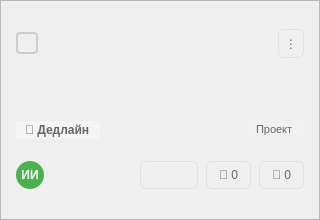
Above: task_card.ui from lerakaplich/TaskPlanner2 before the change. Below: the same form after it.
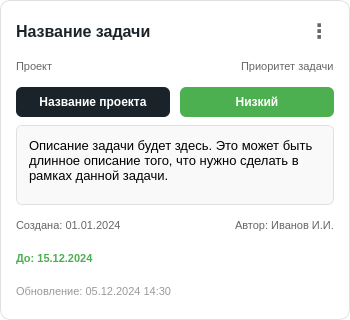
That is the form after the change.

Diff of the .ui file:
```diff
--- a/task_card.ui
+++ b/task_card.ui
@@ -1,32 +1,38 @@
 <?xml version="1.0" encoding="UTF-8"?>
 <ui version="4.0">
- <class>TaskCardUI</class>
- <widget class="QFrame" name="TaskCardUI">
+ <class>TaskCard</class>
+ <widget class="QFrame" name="TaskCard">
   <property name="geometry">
    <rect>
     <x>0</x>
     <y>0</y>
-    <width>290</width>
-    <height>220</height>
+    <width>350</width>
+    <height>320</height>
    </rect>
   </property>
   <property name="minimumSize">
    <size>
-    <width>320</width>
-    <height>180</height>
+    <width>300</width>
+    <height>280</height>
    </size>
   </property>
   <property name="maximumSize">
    <size>
-    <width>400</width>
-    <height>220</height>
+    <width>350</width>
+    <height>350</height>
    </size>
   </property>
-  <property name="sizePolicy">
-   <sizepolicy hsizetype="Expanding" vsizetype="Fixed">
-    <horstretch>0</horstretch>
-    <verstretch>0</verstretch>
-   </sizepolicy>
+  <property name="styleSheet">
+   <string notr="true">QFrame#TaskCard {
+    background-color: white;
+    border-radius: 10px;
+    border: 1px solid #E0E0E0;
+    padding: 15px;
+}
+QFrame#TaskCard:hover {
+    border: 2px solid #D22730;
+    box-shadow: 0 4px 12px rgba(210, 39, 48, 0.2);
+}</string>
   </property>
   <property name="frameShape">
    <enum>QFrame::StyledPanel</enum>
@@ -34,41 +40,36 @@
   <property name="frameShadow">
    <enum>QFrame::Raised</enum>
   </property>
-  <layout class="QVBoxLayout" name="mainLayout">
+  <layout class="QVBoxLayout" name="verticalLayout">
    <property name="spacing">
     <number>8</number>
    </property>
-   <property name="margin">
-    <number>15</number>
+   <property name="leftMargin">
+    <number>0</number>
    </property>
-   <!-- Верхняя строка: чекбокс, кнопка меню -->
+   <property name="topMargin">
+    <number>0</number>
+   </property>
+   <property name="rightMargin">
+    <number>0</number>
+   </property>
+   <property name="bottomMargin">
+    <number>0</number>
+   </property>
    <item>
-    <layout class="QHBoxLayout" name="topLayout">
+    <layout class="QHBoxLayout" name="titleLayout">
      <item>
-      <widget class="QCheckBox" name="checkboxTitle">
-       <property name="sizePolicy">
-        <sizepolicy hsizetype="Expanding" vsizetype="Fixed">
-         <horstretch>0</horstretch>
-         <verstretch>0</verstretch>
-        </sizepolicy>
-       </property>
+      <widget class="QLabel" name="taskTitleLabel">
        <property name="styleSheet">
-        <string notr="true">QCheckBox {
+        <string notr="true">QLabel {
+    font-size: 16px;
     font-weight: bold;
-    font-size: 14px;
     color: #1B232A;
-}
-QCheckBox::indicator {
-    width: 18px;
-    height: 18px;
-    border-radius: 4px;
-    border: 2px solid #ccc;
-}
-QCheckBox::indicator:checked {
-    background-color: #4CAF50;
-    border: 2px solid #4CAF50;
 }</string>
        </property>
+       <property name="text">
+        <string>Название задачи</string>
+       </property>
       </widget>
      </item>
      <item>
@@ -86,165 +87,210 @@
      </item>
      <item>
       <widget class="QPushButton" name="menuButton">
-       <property name="objectName">
-        <string>actionButton</string>
+       <property name="minimumSize">
+        <size>
+         <width>30</width>
+         <height>30</height>
+        </size>
+       </property>
+       <property name="maximumSize">
+        <size>
+         <width>30</width>
+         <height>30</height>
+        </size>
+       </property>
+       <property name="styleSheet">
+        <string notr="true">QPushButton {
+    background-color: transparent;
+    border: none;
+    color: #666;
+    font-size: 20px;
+    font-weight: bold;
+}
+QPushButton:hover {
+    color: #D22730;
+}</string>
        </property>
        <property name="text">
         <string>⋮</string>
        </property>
-       <property name="fixedSize">
-        <size>
-         <width>30</width>
-         <height>30</height>
-        </size>
-       </property>
-       <property name="styleSheet">
-        <string notr="true">QPushButton {
-    background-color: transparent;
-    border: 1px solid #E0E0E0;
-    border-radius: 6px;
-    padding: 6px;
-    font-size: 12px;
-    color: #666;
-}
-QPushButton:hover {
-    background-color: #F5F5F5;
-    border-color: #ccab6e;
-    color: #1B232A;
-}</string>
-       </property>
       </widget>
      </item>
     </layout>
    </item>
-   <!-- Описание задачи -->
    <item>
-    <widget class="QLabel" name="descriptionLabel">
-     <property name="text">
-      <string/>
-     </property>
-     <property name="sizePolicy">
-      <sizepolicy hsizetype="Expanding" vsizetype="Fixed">
-       <horstretch>0</horstretch>
-       <verstretch>0</verstretch>
-      </sizepolicy>
-     </property>
-     <property name="maximumHeight">
-      <number>40</number>
-     </property>
-     <property name="styleSheet">
-      <string notr="true">QLabel {
-    font-size: 13px;
-    color: #666;
-    margin-top: 5px;
-}</string>
-     </property>
-     <property name="wordWrap">
-      <bool>true</bool>
-     </property>
-    </widget>
-   </item>
-   <!-- Метки (теги) -->
-   <item>
-    <layout class="QHBoxLayout" name="tagsLayout">
-     <property name="spacing">
-      <number>5</number>
-     </property>
-    </layout>
-   </item>
-   <!-- Строка с дедлайном и проектом -->
-   <item>
-    <layout class="QHBoxLayout" name="infoLayout">
-     <item>
-      <widget class="QLabel" name="deadlineLabel">
-       <property name="text">
-        <string>⏰ Дедлайн</string>
-       </property>
-       <property name="sizePolicy">
-        <sizepolicy hsizetype="Fixed" vsizetype="Fixed">
-         <horstretch>0</horstretch>
-         <verstretch>0</verstretch>
-        </sizepolicy>
-       </property>
-       <property name="styleSheet">
-        <string notr="true">QLabel {
-    font-size: 12px;
-    color: #666;
-    padding: 2px 6px;
-    background-color: #F5F5F5;
-    border-radius: 4px;
-    font-weight: bold;
-}</string>
-       </property>
-      </widget>
-     </item>
-     <item>
-      <spacer name="horizontalSpacer_2">
-       <property name="orientation">
-        <enum>Qt::Horizontal</enum>
-       </property>
-       <property name="sizeHint" stdset="0">
-        <size>
-         <width>40</width>
-         <height>20</height>
-        </size>
-       </property>
-      </spacer>
-     </item>
+    <layout class="QHBoxLayout" name="labelsLayout">
      <item>
       <widget class="QLabel" name="projectLabel">
+       <property name="styleSheet">
+        <string notr="true">QLabel {
+    font-size: 11px;
+    color: #666;
+}</string>
+       </property>
        <property name="text">
         <string>Проект</string>
        </property>
-       <property name="sizePolicy">
-        <sizepolicy hsizetype="Fixed" vsizetype="Fixed">
-         <horstretch>0</horstretch>
-         <verstretch>0</verstretch>
-        </sizepolicy>
+      </widget>
+     </item>
+     <item>
+      <spacer name="horizontalSpacer_2">
+       <property name="orientation">
+        <enum>Qt::Horizontal</enum>
        </property>
+       <property name="sizeHint" stdset="0">
+        <size>
+         <width>40</width>
+         <height>20</height>
+        </size>
+       </property>
+      </spacer>
+     </item>
+     <item>
+      <widget class="QLabel" name="priorityLabel">
        <property name="styleSheet">
         <string notr="true">QLabel {
     font-size: 11px;
     color: #666;
-    padding: 3px 8px;
-    background-color: #F0F0F0;
-    border-radius: 4px;
 }</string>
        </property>
+       <property name="text">
+        <string>Приоритет задачи</string>
+       </property>
       </widget>
      </item>
     </layout>
    </item>
-   <!-- Нижняя строка: аватар, кнопки действий -->
    <item>
-    <layout class="QHBoxLayout" name="bottomLayout">
+    <layout class="QHBoxLayout" name="projectPriorityLayout">
+     <property name="spacing">
+      <number>10</number>
+     </property>
      <item>
-      <widget class="QLabel" name="avatarLabel">
+      <widget class="QPushButton" name="projectButton">
+       <property name="minimumSize">
+        <size>
+         <width>0</width>
+         <height>30</height>
+        </size>
+       </property>
+       <property name="maximumSize">
+        <size>
+         <width>16777215</width>
+         <height>30</height>
+        </size>
+       </property>
+       <property name="styleSheet">
+        <string notr="true">QPushButton {
+    background-color: #1B232A;
+    color: white;
+    border: none;
+    border-radius: 6px;
+    padding: 6px 12px;
+    font-size: 12px;
+    font-weight: bold;
+}
+QPushButton:hover {
+    background-color: #D9D9D6;
+    color: black;
+}</string>
+       </property>
        <property name="text">
-        <string>ИИ</string>
+        <string>Название проекта</string>
+       </property>
+      </widget>
+     </item>
+     <item>
+      <widget class="QLabel" name="priorityValueLabel">
+       <property name="minimumSize">
+        <size>
+         <width>0</width>
+         <height>30</height>
+        </size>
+       </property>
+       <property name="maximumSize">
+        <size>
+         <width>16777215</width>
+         <height>30</height>
+        </size>
+       </property>
+       <property name="layoutDirection">
+        <enum>Qt::LeftToRight</enum>
+       </property>
+       <property name="styleSheet">
+        <string notr="true">QLabel {
+    background-color: #4CAF50;
+    color: white;
+    border: none;
+    border-radius: 6px;
+    padding: 6px 12px;
+    font-size: 12px;
+    font-weight: bold;
+    text-align: center;
+}</string>
+       </property>
+       <property name="text">
+        <string>Низкий</string>
        </property>
        <property name="alignment">
         <set>Qt::AlignCenter</set>
        </property>
-       <property name="sizePolicy">
-        <sizepolicy hsizetype="Fixed" vsizetype="Fixed">
-         <horstretch>0</horstretch>
-         <verstretch>0</verstretch>
-        </sizepolicy>
-       </property>
+      </widget>
+     </item>
+    </layout>
+   </item>
+   <item>
+    <widget class="QTextEdit" name="descriptionText">
+     <property name="maximumSize">
+      <size>
+       <width>16777215</width>
+       <height>80</height>
+      </size>
+     </property>
+     <property name="styleSheet">
+      <string notr="true">QTextEdit {
+    border: 1px solid #E0E0E0;
+    border-radius: 6px;
+    padding: 8px;
+    font-size: 13px;
+    background-color: #F9F9F9;
+}
+QTextEdit:focus {
+    border: 1px solid #D22730;
+}</string>
+     </property>
+     <property name="readOnly">
+      <bool>true</bool>
+     </property>
+     <property name="html">
+      <string>&lt;!DOCTYPE HTML PUBLIC &quot;-//W3C//DTD HTML 4.0//EN&quot; &quot;http://www.w3.org/TR/REC-html40/strict.dtd&quot;&gt;
+&lt;html&gt;&lt;head&gt;&lt;meta name=&quot;qrichtext&quot; content=&quot;1&quot; /&gt;&lt;style type=&quot;text/css&quot;&gt;
+p, li { white-space: pre-wrap; }
+&lt;/style&gt;&lt;/head&gt;&lt;body style=&quot; font-family:'Segoe UI'; font-size:13px; font-weight:400; font-style:normal;&quot;&gt;
+&lt;p style=&quot; margin-top:0px; margin-bottom:0px; margin-left:0px; margin-right:0px; -qt-block-indent:0; text-indent:0px;&quot;&gt;Описание задачи будет здесь. Это может быть длинное описание того, что нужно сделать в рамках данной задачи.&lt;/p&gt;&lt;/body&gt;&lt;/html&gt;</string>
+     </property>
+    </widget>
+   </item>
+   <item>
+    <layout class="QHBoxLayout" name="tagsLayout">
+     <property name="spacing">
+      <number>5</number>
+     </property>
+    </layout>
+   </item>
+   <item>
+    <layout class="QHBoxLayout" name="createdLayout">
+     <item>
+      <widget class="QLabel" name="createdLabel">
        <property name="styleSheet">
         <string notr="true">QLabel {
-    background-color: #4CAF50;
-    color: white;
-    font-weight: bold;
-    font-size: 12px;
-    border-radius: 14px;
-    min-width: 28px;
-    min-height: 28px;
-    max-width: 28px;
-    max-height: 28px;
+    font-size: 11px;
+    color: #666;
 }</string>
        </property>
+       <property name="text">
+        <string>Создана: 01.01.2024</string>
+       </property>
       </widget>
      </item>
      <item>
@@ -260,95 +306,48 @@
        </property>
       </spacer>
      </item>
-     <!-- Кнопка подзадач -->
      <item>
-      <widget class="QPushButton" name="subtaskButton">
-       <property name="visible">
-        <bool>false</bool>
-       </property>
-       <property name="sizePolicy">
-        <sizepolicy hsizetype="Fixed" vsizetype="Fixed">
-         <horstretch>0</horstretch>
-         <verstretch>0</verstretch>
-        </sizepolicy>
-       </property>
+      <widget class="QLabel" name="authorLabel">
        <property name="styleSheet">
-        <string notr="true">QPushButton {
-    background-color: transparent;
-    border: 1px solid #E0E0E0;
-    border-radius: 6px;
-    padding: 6px 12px;
-    font-size: 12px;
+        <string notr="true">QLabel {
+    font-size: 11px;
     color: #666;
-}
-QPushButton:hover {
-    background-color: #F5F5F5;
-    border-color: #ccab6e;
-    color: #1B232A;
 }</string>
        </property>
-      </widget>
-     </item>
-     <!-- Кнопка комментариев -->
-     <item>
-      <widget class="QPushButton" name="commentButton">
        <property name="text">
-        <string>💬 0</string>
-       </property>
-       <property name="sizePolicy">
-        <sizepolicy hsizetype="Fixed" vsizetype="Fixed">
-         <horstretch>0</horstretch>
-         <verstretch>0</verstretch>
-        </sizepolicy>
-       </property>
-       <property name="styleSheet">
-        <string notr="true">QPushButton {
-    background-color: transparent;
-    border: 1px solid #E0E0E0;
-    border-radius: 6px;
-    padding: 6px 12px;
-    font-size: 12px;
-    color: #666;
-}
-QPushButton:hover {
-    background-color: #F5F5F5;
-    border-color: #ccab6e;
-    color: #1B232A;
-}</string>
-       </property>
-      </widget>
-     </item>
-     <!-- Кнопка вложений -->
-     <item>
-      <widget class="QPushButton" name="attachmentButton">
-       <property name="text">
-        <string>📎 0</string>
-       </property>
-       <property name="sizePolicy">
-        <sizepolicy hsizetype="Fixed" vsizetype="Fixed">
-         <horstretch>0</horstretch>
-         <verstretch>0</verstretch>
-        </sizepolicy>
-       </property>
-       <property name="styleSheet">
-        <string notr="true">QPushButton {
-    background-color: transparent;
-    border: 1px solid #E0E0E0;
-    border-radius: 6px;
-    padding: 6px 12px;
-    font-size: 12px;
-    color: #666;
-}
-QPushButton:hover {
-    background-color: #F5F5F5;
-    border-color: #ccab6e;
-    color: #1B232A;
-}</string>
+        <string>Автор: Иванов И.И.</string>
        </property>
       </widget>
      </item>
     </layout>
    </item>
+   <item>
+    <widget class="QLabel" name="deadlineLabel">
+     <property name="styleSheet">
+      <string notr="true">QLabel {
+    font-size: 11px;
+    color: #4CAF50;
+    font-weight: bold;
+}</string>
+     </property>
+     <property name="text">
+      <string>До: 15.12.2024</string>
+     </property>
+    </widget>
+   </item>
+   <item>
+    <widget class="QLabel" name="updatedLabel">
+     <property name="styleSheet">
+      <string notr="true">QLabel {
+    font-size: 11px;
+    color: #999;
+}</string>
+     </property>
+     <property name="text">
+      <string>Обновление: 05.12.2024 14:30</string>
+     </property>
+    </widget>
+   </item>
   </layout>
  </widget>
  <resources/>
```
